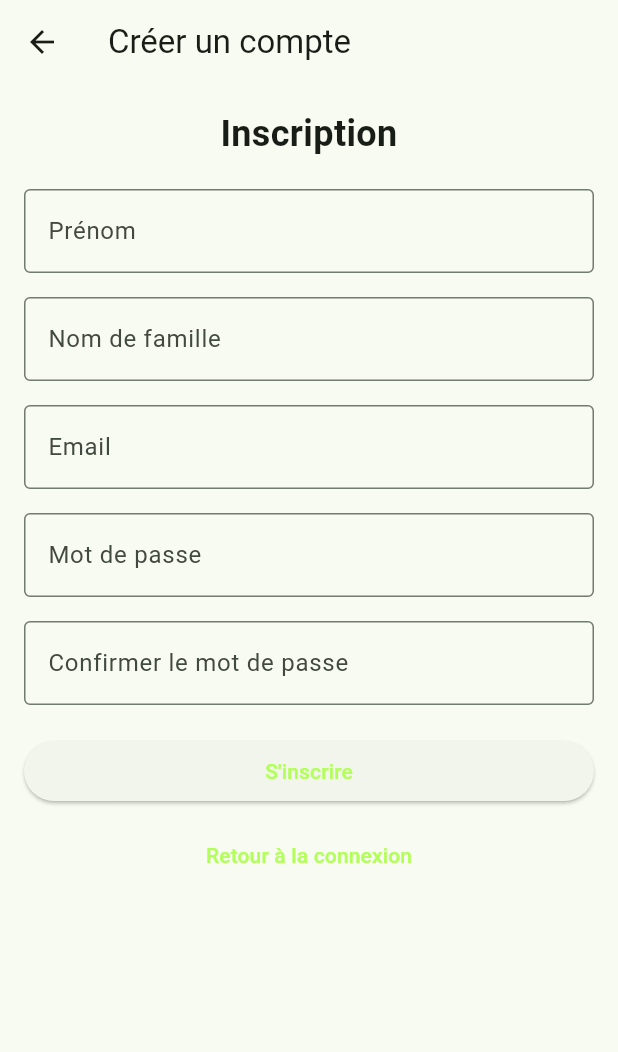
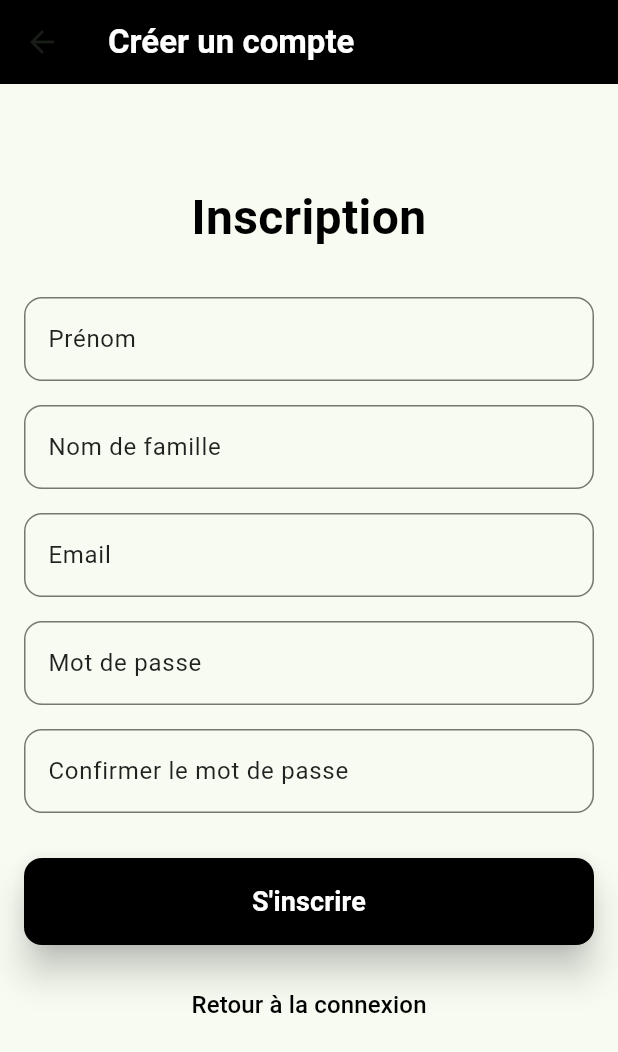
Before and after one commit to walidsml/formulaire22, a Flutter app: the LoginView screen opened directly, after a tap on "Créer un compte", on a phone screen of 412 x 824 dp. Shown: the top 1052 px of the screen. Run offline on Flutter 3.47's test engine with Material 3 defaults, Android fonts, the phone set to English and light mode, and no system bars; our stand-ins replace firebase_auth, firebase_core, firebase_storage, image_picker; missing offline and left inert: tflite_flutter; accounts and stored records are empty; network calls fail.

Commit message:
up & running & styled

```diff
--- a/lib/Screens/login.view.dart
+++ b/lib/Screens/login.view.dart
@@ -33,45 +33,65 @@ class _LoginViewState extends State<LoginView> {
   @override
   Widget build(BuildContext context) {
     return Scaffold(
+      appBar: AppBar(
+        title: const Text(
+          'Connexion',
+          style: TextStyle(color: Colors.white, fontWeight: FontWeight.bold),
+        ),
+        backgroundColor: Colors.black,
+        elevation: 0,
+      ),
       body: Padding(
         padding: const EdgeInsets.all(16.0),
+        child: SingleChildScrollView(
           child: Column(
             mainAxisAlignment: MainAxisAlignment.center,
             crossAxisAlignment: CrossAxisAlignment.stretch,
             children: [
+              const SizedBox(height: 50),
               const Text(
-              'Connexion',
-              style: TextStyle(fontSize: 24, fontWeight: FontWeight.bold),
+                'Se connecter',
+                style: TextStyle(fontSize: 32, fontWeight: FontWeight.bold, color: Colors.black),
                 textAlign: TextAlign.center,
               ),
-            const SizedBox(height: 20),
-            TextField(
+              const SizedBox(height: 30),
+              _buildTextField(
                 controller: _emailController,
-              decoration: const InputDecoration(
-                labelText: 'Email',
-                border: OutlineInputBorder(),
+                label: 'Email',
+                obscureText: false,
+              ),
+              const SizedBox(height: 16),
+              _buildTextField(
+                controller: _passwordController,
+                label: 'Mot de passe',
+                obscureText: true,
+              ),
+              const SizedBox(height: 30),
+              ElevatedButton(
+                onPressed: _login,
+                style: ElevatedButton.styleFrom(
+                  backgroundColor: Colors.black, // Black background color
+                  padding: const EdgeInsets.symmetric(vertical: 16),
+                  shape: RoundedRectangleBorder(
+                    borderRadius: BorderRadius.circular(12),
+                  ),
+                  elevation: 10,
+                ),
+                child: const Text(
+                  "Se connecter",
+                  style: TextStyle(fontSize: 18, fontWeight: FontWeight.bold, color: Colors.white),
                 ),
               ),
               const SizedBox(height: 16),
-            TextField(
-              controller: _passwordController,
-              obscureText: true,
-              decoration: const InputDecoration(
-                labelText: 'Mot de passe',
-                border: OutlineInputBorder(),
-              ),
-            ),
-            const SizedBox(height: 20),
-            ElevatedButton(
-              onPressed: _login,
-              child: const Text('Se connecter'),
-            ),
-            const SizedBox(height: 8),
               TextButton(
                 onPressed: () {
                   // Add password recovery logic here
                 },
-              child: const Text('Mot de passe oublié ?'),
+                style: TextButton.styleFrom(foregroundColor: Colors.black), // For TextButton
+                child: const Text(
+                  'Mot de passe oublié ?',
+                  style: TextStyle(fontSize: 16),
+                ),
               ),
               const SizedBox(height: 8),
               TextButton(
@@ -81,9 +101,37 @@ class _LoginViewState extends State<LoginView> {
                     MaterialPageRoute(builder: (context) => const SignUpView()),
                   );
                 },
-              child: const Text('Créer un compte'),
+                style: TextButton.styleFrom(foregroundColor: Colors.black), // For TextButton
+                child: const Text(
+                  'Créer un compte',
+                  style: TextStyle(fontSize: 16),
+                ),
               ),
             ],
+          ),
+        ),
+      ),
+    );
+  }
+
+  Widget _buildTextField({
+    required TextEditingController controller,
+    required String label,
+    required bool obscureText,
+  }) {
+    return TextField(
+      controller: controller,
+      obscureText: obscureText,
+      decoration: InputDecoration(
+        labelText: label,
+        labelStyle: const TextStyle(color: Colors.black87),
+        border: OutlineInputBorder(
+          borderRadius: BorderRadius.circular(12),
+          borderSide: const BorderSide(color: Colors.black54),
+        ),
+        focusedBorder: OutlineInputBorder(
+          borderRadius: BorderRadius.circular(12),
+          borderSide: const BorderSide(color: Colors.black),
         ),
       ),
     );
--- a/lib/Screens/signup.view.dart
+++ b/lib/Screens/signup.view.dart
@@ -1,5 +1,6 @@
 import 'package:flutter/material.dart';
 import 'package:firebase_auth/firebase_auth.dart';
+import 'login.view.dart';
 
 class SignUpView extends StatefulWidget {
   const SignUpView({super.key});
@@ -72,7 +73,14 @@ class _SignUpViewState extends State<SignUpView> {
   @override
   Widget build(BuildContext context) {
     return Scaffold(
-      appBar: AppBar(title: const Text('Créer un compte')),
+      appBar: AppBar(
+        title: const Text(
+          'Créer un compte',
+          style: TextStyle(color: Colors.white, fontWeight: FontWeight.bold),
+        ),
+        backgroundColor: Colors.black,
+        elevation: 0,
+      ),
       body: Padding(
         padding: const EdgeInsets.all(16.0),
         child: SingleChildScrollView(
@@ -80,64 +88,68 @@ class _SignUpViewState extends State<SignUpView> {
             mainAxisAlignment: MainAxisAlignment.center,
             crossAxisAlignment: CrossAxisAlignment.stretch,
             children: [
+              const SizedBox(height: 50),
               const Text(
                 'Inscription',
-                style: TextStyle(fontSize: 24, fontWeight: FontWeight.bold),
+                style: TextStyle(fontSize: 32, fontWeight: FontWeight.bold, color: Colors.black),
                 textAlign: TextAlign.center,
               ),
-              const SizedBox(height: 20),
-              TextField(
+              const SizedBox(height: 30),
+              _buildTextField(
                 controller: _firstNameController,
-                decoration: const InputDecoration(
-                  labelText: 'Prénom',
-                  border: OutlineInputBorder(),
+                label: 'Prénom',
+                obscureText: false,
+              ),
+              const SizedBox(height: 16),
+              _buildTextField(
+                controller: _lastNameController,
+                label: 'Nom de famille',
+                obscureText: false,
+              ),
+              const SizedBox(height: 16),
+              _buildTextField(
+                controller: _emailController,
+                label: 'Email',
+                obscureText: false,
+              ),
+              const SizedBox(height: 16),
+              _buildTextField(
+                controller: _passwordController,
+                label: 'Mot de passe',
+                obscureText: true,
+              ),
+              const SizedBox(height: 16),
+              _buildTextField(
+                controller: _confirmPasswordController,
+                label: 'Confirmer le mot de passe',
+                obscureText: true,
+              ),
+              const SizedBox(height: 30),
+              ElevatedButton(
+                onPressed: _signUp,
+                style: ElevatedButton.styleFrom(
+                  backgroundColor: Colors.black, // Black background color
+                  padding: const EdgeInsets.symmetric(vertical: 16),
+                  shape: RoundedRectangleBorder(
+                    borderRadius: BorderRadius.circular(12),
+                  ),
+                  elevation: 10,
+                ),
+                child: const Text(
+                  "S'inscrire",
+                  style: TextStyle(fontSize: 18, fontWeight: FontWeight.bold, color: Colors.white),
                 ),
               ),
               const SizedBox(height: 16),
-              TextField(
-                controller: _lastNameController,
-                decoration: const InputDecoration(
-                  labelText: 'Nom de famille',
-                  border: OutlineInputBorder(),
-                ),
-              ),
-              const SizedBox(height: 16),
-              TextField(
-                controller: _emailController,
-                decoration: const InputDecoration(
-                  labelText: 'Email',
-                  border: OutlineInputBorder(),
-                ),
-              ),
-              const SizedBox(height: 16),
-              TextField(
-                controller: _passwordController,
-                obscureText: true,
-                decoration: const InputDecoration(
-                  labelText: 'Mot de passe',
-                  border: OutlineInputBorder(),
-                ),
-              ),
-              const SizedBox(height: 16),
-              TextField(
-                controller: _confirmPasswordController,
-                obscureText: true,
-                decoration: const InputDecoration(
-                  labelText: 'Confirmer le mot de passe',
-                  border: OutlineInputBorder(),
-                ),
-              ),
-              const SizedBox(height: 20),
-              ElevatedButton(
-                onPressed: _signUp,
-                child: const Text('S\'inscrire'),
-              ),
-              const SizedBox(height: 8),
               TextButton(
                 onPressed: () {
                   Navigator.pop(context);
                 },
-                child: const Text('Retour à la connexion'),
+                style: TextButton.styleFrom(foregroundColor: Colors.black), // For TextButton
+                child: const Text(
+                  'Retour à la connexion',
+                  style: TextStyle(fontSize: 16),
+                ),
               ),
             ],
           ),
@@ -145,4 +157,27 @@ class _SignUpViewState extends State<SignUpView> {
       ),
     );
   }
+
+  Widget _buildTextField({
+    required TextEditingController controller,
+    required String label,
+    required bool obscureText,
+  }) {
+    return TextField(
+      controller: controller,
+      obscureText: obscureText,
+      decoration: InputDecoration(
+        labelText: label,
+        labelStyle: const TextStyle(color: Colors.black87),
+        border: OutlineInputBorder(
+          borderRadius: BorderRadius.circular(12),
+          borderSide: const BorderSide(color: Colors.black54),
+        ),
+        focusedBorder: OutlineInputBorder(
+          borderRadius: BorderRadius.circular(12),
+          borderSide: const BorderSide(color: Colors.black),
+        ),
+      ),
+    );
+  }
 }
--- a/lib/home.page.dart
+++ b/lib/home.page.dart
@@ -5,10 +5,6 @@ import 'package:formulaire22/Screens/home.view.dart';
 import 'package:formulaire22/Screens/login.view.dart';
 import 'package:firebase_auth/firebase_auth.dart'; // For Firebase authentication
 import 'package:firebase_storage/firebase_storage.dart';
-import 'package:flutter/material.dart';
-import 'package:firebase_auth/firebase_auth.dart';
-import 'package:firebase_storage/firebase_storage.dart';
-
 class HomePage extends StatefulWidget {
   const HomePage({Key? key}) : super(key: key);
 
```
Lines whose indentation alone changed are shown as unchanged.
